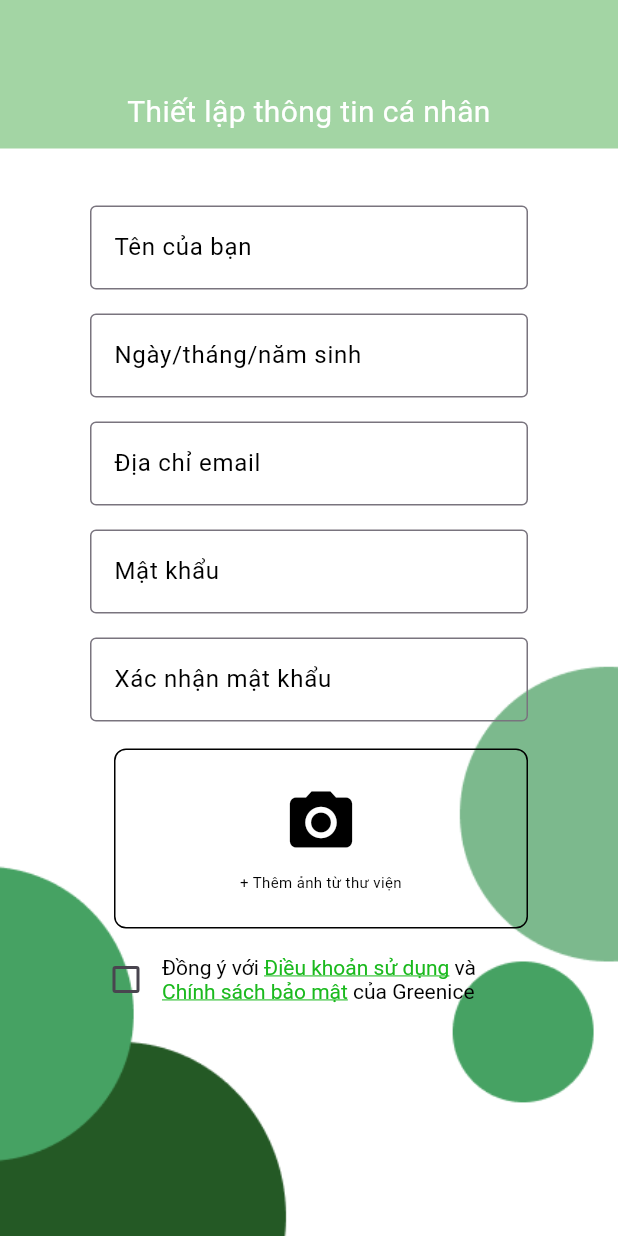
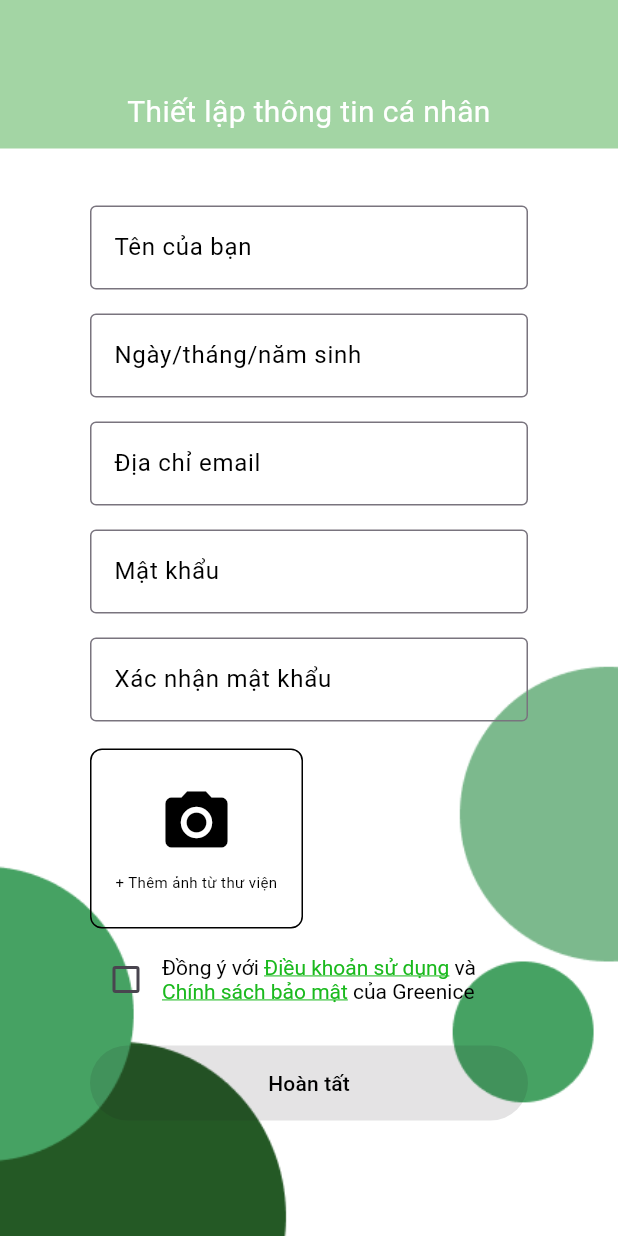
Before and after one commit to Ditconhanhphuc/Greenice, a Flutter app: the screen it shows after launch, on a phone screen of 412 x 824 dp. Run offline on Flutter 3.47's test engine with Material 3 defaults, Android fonts, the phone set to English and light mode, and no system bars.

Commit message:
update: personal information input screen

```diff
--- a/lib/inputInfor.dart
+++ b/lib/inputInfor.dart
@@ -1,6 +1,13 @@
 import 'package:flutter/material.dart';
 
-class PersonalInfoScreen extends StatelessWidget {
+class PersonalInfoScreen extends StatefulWidget {
+  @override
+  _PersonalInfoScreenState createState() => _PersonalInfoScreenState();
+}
+
+class _PersonalInfoScreenState extends State<PersonalInfoScreen> {
+  bool isChecked = false; // Trạng thái của checkbox
+
   @override
   Widget build(BuildContext context) {
     return Scaffold(
@@ -35,7 +42,7 @@ class PersonalInfoScreen extends StatelessWidget {
                   ),
                 ),
                 Padding(
-                  padding: const EdgeInsets.symmetric(horizontal: 60.0, vertical: 10.0),
+                  padding: const EdgeInsets.only(top: 10, bottom: 10, right: 60, left: 60),
                   child: Column(
                     crossAxisAlignment: CrossAxisAlignment.stretch,
                     children: [
@@ -54,8 +61,12 @@ class PersonalInfoScreen extends StatelessWidget {
                       Row(
                         children: [
                           Checkbox(
-                            value: false,
-                            onChanged: (bool? value) {},
+                            value: isChecked,
+                            onChanged: (bool? value) {
+                              setState(() {
+                                isChecked = value!;
+                              });
+                            },
                           ),
                           Expanded(
                             child: RichText(
@@ -84,6 +95,23 @@ class PersonalInfoScreen extends StatelessWidget {
                             ),
                           ),
                         ],
+                      ),
+                      // Hoàn tất Button
+                      SizedBox(height: 20),
+                      ElevatedButton(
+                        onPressed: isChecked ? () {
+                          // Thực hiện hành động khi bấm nút "Hoàn tất"
+                          print("Hoàn tất đã được nhấn");
+                        } : null, // Disable the button if checkbox is not checked
+                        child: Text(
+                          "Hoàn tất",
+                          style: TextStyle(color: Colors.black), // Set text color to black
+                        ),
+                        style: ElevatedButton.styleFrom(
+                          minimumSize: Size(100, 50), // Set exact width and height
+                          backgroundColor: Color(0xFF8FCEA3), // Button background color
+                          padding: EdgeInsets.only(left: 100, right: 100),
+                        ),
                       ),
                     ],
                   ),
@@ -114,14 +142,12 @@ class PersonalInfoScreen extends StatelessWidget {
     );
   }
 
-  // Helper to build the avatar selector
   Widget _buildAvatarSelector() {
     return Padding(
-      // alignment: Alignment.start, // Ensures the container is centered horizontally
-      padding: const EdgeInsets.only(left: 16.0),
+      padding: const EdgeInsets.only(right: 150),
       child: Container(
-        width: 120, // Correct width
-        height: 120, // Correct height
+        width: 120, // Fixed width
+        height: 120, // Fixed height
         decoration: BoxDecoration(
           border: Border.all(color: Colors.black),
           borderRadius: BorderRadius.circular(8),
@@ -134,10 +160,10 @@ class PersonalInfoScreen extends StatelessWidget {
               size: 50,
               color: Colors.black,
             ),
-            SizedBox(height: 8), // Space between icon and text
+            SizedBox(height: 8),
             Text(
               "+ Thêm ảnh từ thư viện",
-              style: TextStyle(color: Colors.black, fontSize: 10), // Smaller font size
+              style: TextStyle(color: Colors.black, fontSize: 10),
               textAlign: TextAlign.center,
             ),
           ],
```
